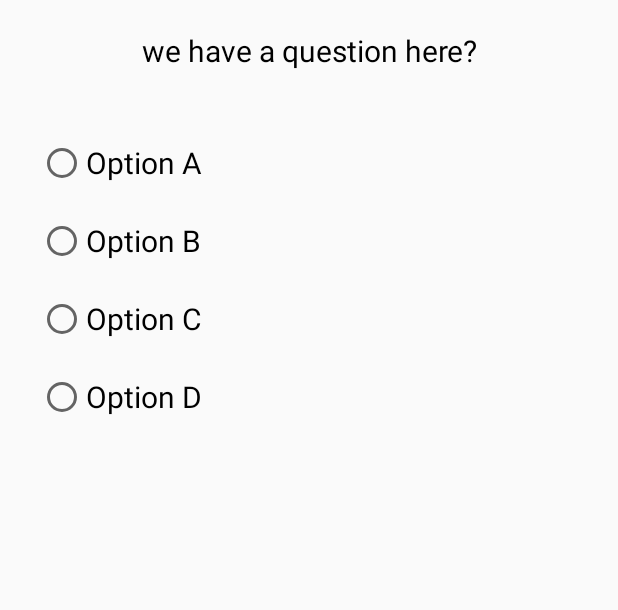
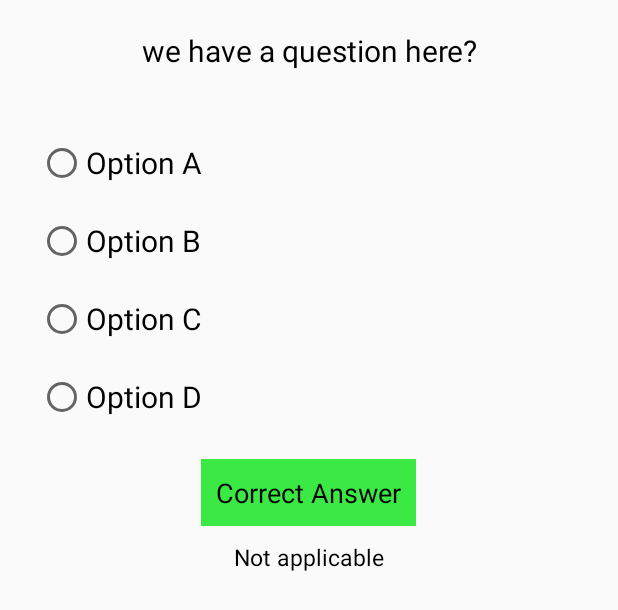
Before and after one commit to jainkuniya/Question-Generator, an Android app: the layout fragment_mcq.xml on its own in the app's theme, with its tools: preview values and no code run, on a phone screen of 412 x 824 dp. Shown: the top 610 px of the screen. Run offline under Robolectric (Android 15) with nearby library versions, the phone set to English and light mode, and no system bars.

```diff
--- a/QApp/app/src/main/res/layout/activity_questions.xml
+++ b/QApp/app/src/main/res/layout/activity_questions.xml
@@ -19,6 +19,6 @@
         android:textColor="#FFFFFF"
         android:layout_margin="10dp"
         android:background="@color/colorPrimary"
-        android:text="Next"/>
+        android:text="Submit"/>
 
 </RelativeLayout>
--- a/QApp/app/src/main/res/layout/fragment_mcq.xml
+++ b/QApp/app/src/main/res/layout/fragment_mcq.xml
@@ -1,7 +1,13 @@
 <?xml version="1.0" encoding="utf-8"?>
-<RelativeLayout xmlns:android="http://schemas.android.com/apk/res/android"
+<ScrollView
+    xmlns:android="http://schemas.android.com/apk/res/android"
     xmlns:tools="http://schemas.android.com/tools"
 
+    android:layout_width="match_parent"
+
+    android:layout_height="match_parent">
+
+<RelativeLayout
     android:layout_width="match_parent"
     tools:context=".fragments.MCQFragment"
     android:layout_height="match_parent">
@@ -57,5 +63,30 @@
             android:text="Option D"
             />
     </RadioGroup>
+    <TextView
+        android:id="@+id/tv_correct"
+        android:layout_width="wrap_content"
+        android:layout_height="wrap_content"
+        android:text="@string/correct"
+        android:layout_centerHorizontal="true"
+        android:layout_below="@id/rg"
+        android:textSize="18sp"
+        android:padding="10dp"
+        android:background="#FF3AE943"
+        android:textColor="#000000"
+        />
+    <TextView
+        android:id="@+id/tv_explain"
+        android:layout_width="match_parent"
+        android:layout_height="wrap_content"
+        android:layout_below="@id/tv_correct"
+        android:layout_centerHorizontal="true"
+        android:text="Not applicable"
+        android:layout_margin="10dp"
+        android:textColor="#000000"
+        android:textSize="15sp"
+        android:gravity="center_horizontal"
+        />
 
 </RelativeLayout>
+</ScrollView>
--- a/QApp/app/src/main/res/values/strings.xml
+++ b/QApp/app/src/main/res/values/strings.xml
@@ -7,5 +7,8 @@
 
     <!-- TODO: Remove or change this placeholder text -->
     <string name="hello_blank_fragment">Hello blank fragment</string>
+    <string name="correct">Correct Answer</string>
+    <string name="wrong">Wrong Answer</string>
+
 
 </resources>
```
Also changed, not shown: QApp/app/src/main/java/com/example/user/qapp/activities/QuestionsActivity.java (+30 -2 lines), QApp/app/src/main/java/com/example/user/qapp/fragments/MCQFragment.java (+20 -2 lines).
